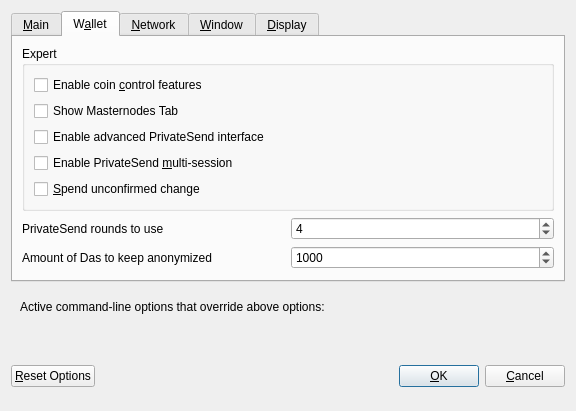
Qt form src/qt/forms/optionsdialog.ui (blocksninja/dasx) before a commit.
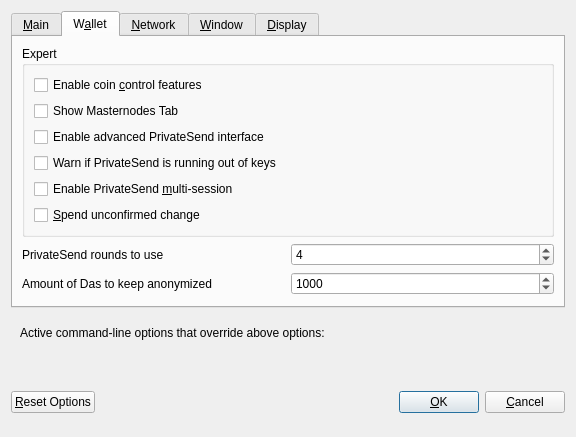
The same form after that commit. The open tabs and pages were chosen to show the change. Custom widgets are drawn as their Qt base class.

Patch:
```diff
--- a/src/qt/forms/optionsdialog.ui
+++ b/src/qt/forms/optionsdialog.ui
@@ -173,6 +173,16 @@
             </property>
            </widget>
           </item>
+          <item>
+           <widget class="QCheckBox" name="lowKeysWarning">
+            <property name="toolTip">
+             <string>Show warning dialog when PrivateSend detects that wallet has very low number of keys left.</string>
+            </property>
+            <property name="text">
+             <string>Warn if PrivateSend is running out of keys</string>
+            </property>
+           </widget>
+          </item>
           <item>
            <widget class="QCheckBox" name="privateSendMultiSession">
             <property name="toolTip">
```
Left out of the diff: 18 changed lines with no effect on the pictures.
